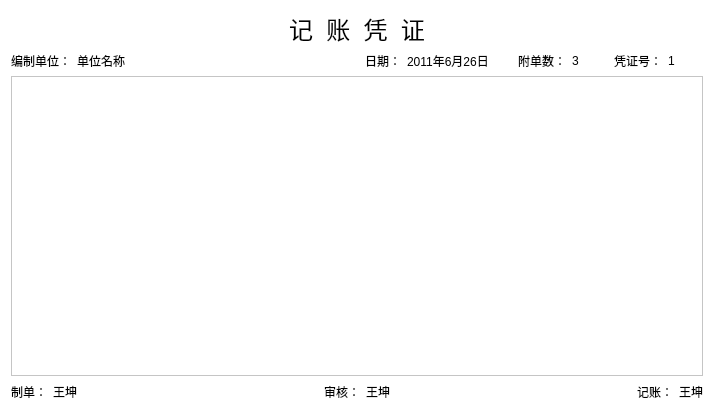
Old version of the form forms/pzprinttemplate.ui in the repository wangkungit5905/PzAssistant.
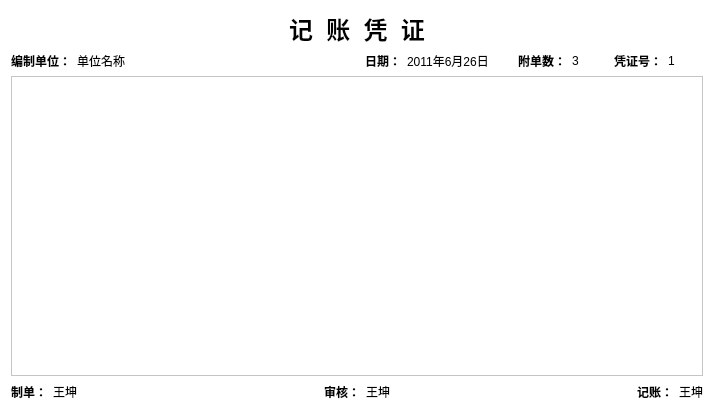
New version of the form.

Commit message: 修复凭证打印布局不合理、字体不清晰、缺角等问题的问题

```diff
--- a/forms/pzprinttemplate.ui
+++ b/forms/pzprinttemplate.ui
@@ -37,6 +37,8 @@
        <property name="font">
         <font>
          <pointsize>18</pointsize>
+         <weight>75</weight>
+         <bold>true</bold>
         </font>
        </property>
        <property name="text">
@@ -63,6 +65,12 @@
     <layout class="QHBoxLayout" name="horizontalLayout" stretch="1,8,1,3,1,1,1,1">
      <item>
       <widget class="QLabel" name="label_2">
+       <property name="font">
+        <font>
+         <weight>75</weight>
+         <bold>true</bold>
+        </font>
+       </property>
        <property name="text">
         <string>编制单位：</string>
        </property>
@@ -77,6 +85,12 @@
      </item>
      <item>
       <widget class="QLabel" name="label_3">
+       <property name="font">
+        <font>
+         <weight>75</weight>
+         <bold>true</bold>
+        </font>
+       </property>
        <property name="text">
         <string>日期：</string>
        </property>
@@ -91,6 +105,12 @@
      </item>
      <item>
       <widget class="QLabel" name="label_4">
+       <property name="font">
+        <font>
+         <weight>75</weight>
+         <bold>true</bold>
+        </font>
+       </property>
        <property name="text">
         <string>附单数：</string>
        </property>
@@ -105,6 +125,12 @@
      </item>
      <item>
       <widget class="QLabel" name="label_5">
+       <property name="font">
+        <font>
+         <weight>75</weight>
+         <bold>true</bold>
+        </font>
+       </property>
        <property name="text">
         <string>凭证号：</string>
        </property>
@@ -169,6 +195,12 @@
     <layout class="QHBoxLayout" name="horizontalLayout_2">
      <item>
       <widget class="QLabel" name="label_6">
+       <property name="font">
+        <font>
+         <weight>75</weight>
+         <bold>true</bold>
+        </font>
+       </property>
        <property name="text">
         <string>制单：</string>
        </property>
@@ -199,6 +231,12 @@
      </item>
      <item>
       <widget class="QLabel" name="label_7">
+       <property name="font">
+        <font>
+         <weight>75</weight>
+         <bold>true</bold>
+        </font>
+       </property>
        <property name="text">
         <string>审核：</string>
        </property>
@@ -229,6 +267,12 @@
      </item>
      <item>
       <widget class="QLabel" name="label_8">
+       <property name="font">
+        <font>
+         <weight>75</weight>
+         <bold>true</bold>
+        </font>
+       </property>
        <property name="text">
         <string>记账：</string>
        </property>
```
The commit also changes 5 other files.
